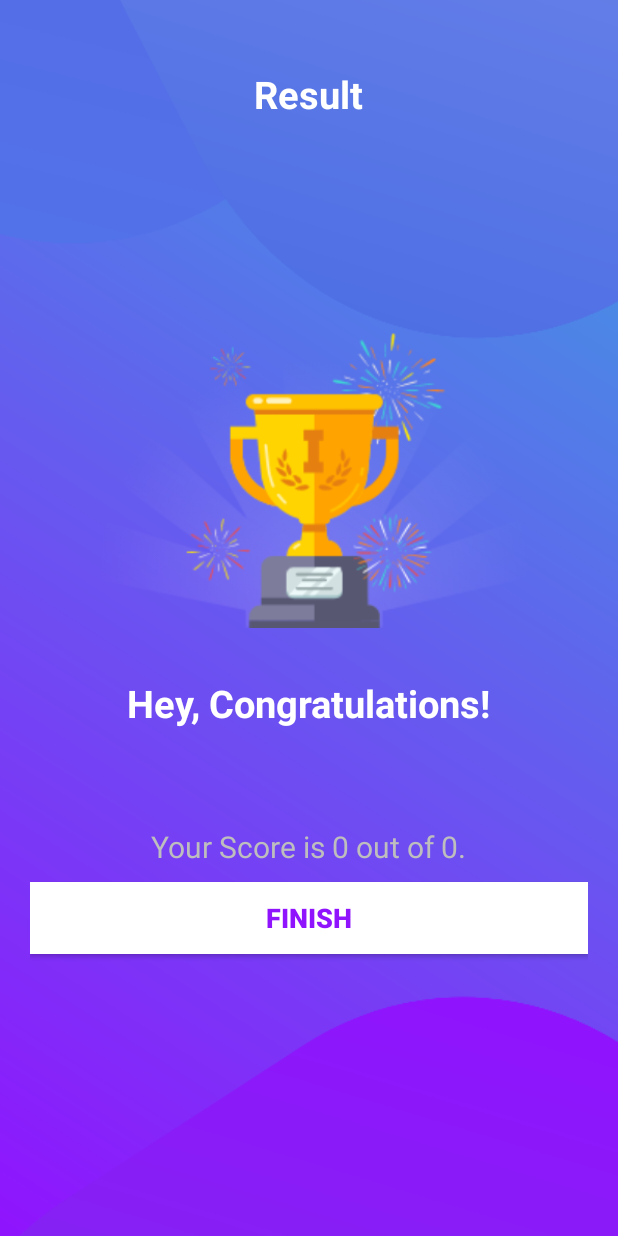
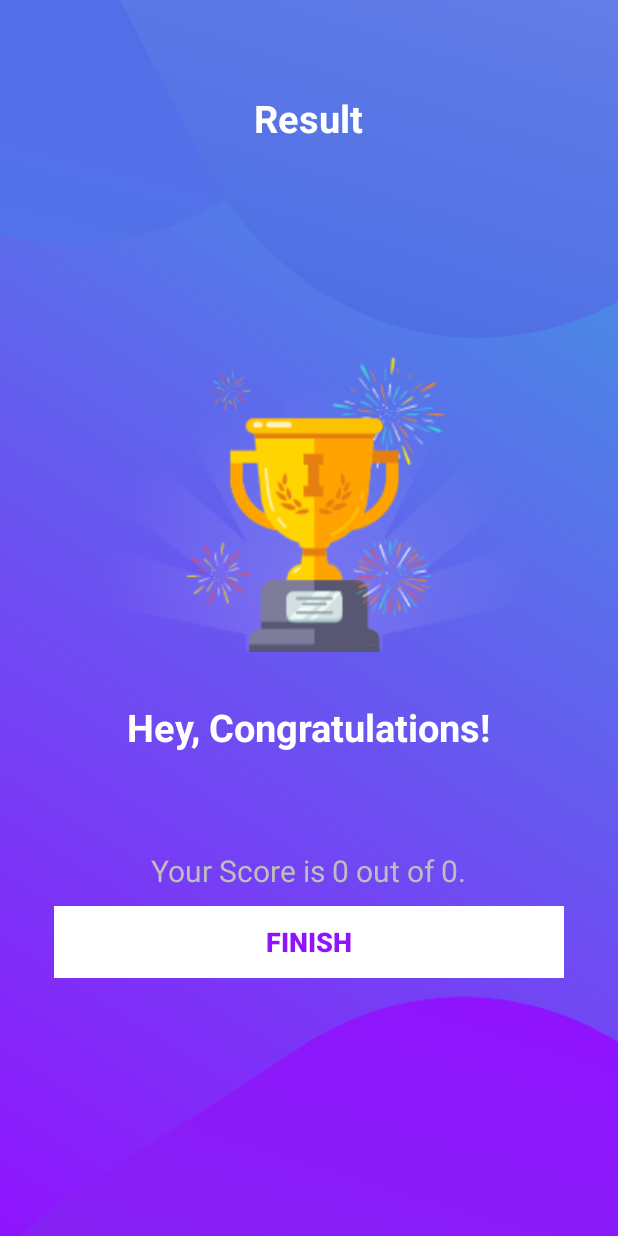
Before and after one commit to amalm9479/QuizApp, an Android app: the ResultActivity screen opened directly, with no data from a screen before it, on a phone screen of 412 x 824 dp. Run offline under Robolectric (Android 15) with nearby library versions, the phone set to English and light mode, and no system bars; our stand-ins replace AdMob.

Commit message:
final done
Signed-off-by: amalm9479 <amalm9479@gmail.com>

```diff
--- a/app/build.gradle
+++ b/app/build.gradle
@@ -12,8 +12,8 @@ android {
         applicationId "com.amjedalmousawi.quizflagapp"
         minSdkVersion 21
         targetSdkVersion 30
-        versionCode 3
-        versionName "1.3"
+        versionCode 4
+        versionName "1.4"
 
         testInstrumentationRunner "androidx.test.runner.AndroidJUnitRunner"
     }
--- a/app/src/main/res/layout/activity_result.xml
+++ b/app/src/main/res/layout/activity_result.xml
@@ -2,7 +2,7 @@
 <!--TODO (STEP 5: Design the result activity layout.)-->
 <!--START-->
 <!--1. Add the trophy image to the drawable folders.-->
-<LinearLayout xmlns:android="http://schemas.android.com/apk/res/android"
+<ScrollView xmlns:android="http://schemas.android.com/apk/res/android"
     xmlns:tools="http://schemas.android.com/tools"
     android:layout_width="match_parent"
     android:layout_height="match_parent"
@@ -12,6 +12,12 @@
     android:padding="20dp"
     tools:context=".MainActivity">
 
+    <LinearLayout
+        android:layout_width="match_parent"
+        android:layout_height="wrap_content"
+        android:gravity="center"
+        android:orientation="vertical"
+        android:padding="16dp">
     <TextView
         android:id="@+id/tv_result"
         android:layout_width="wrap_content"
@@ -68,5 +74,6 @@
         android:textColor="@color/colorPrimary"
         android:textSize="18sp"
         android:textStyle="bold" />
-</LinearLayout>
+    </LinearLayout>
+</ScrollView>
     <!--END-->
```
Also changed, not shown: app/src/main/java/com/amjedalmousawi/quizapp/Constants.kt (+5 -5 lines), app/src/main/java/com/amjedalmousawi/quizapp/QuizQuestions.kt (+25 -3 lines).
